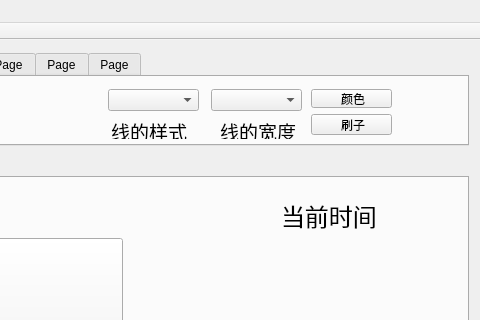
Old version of the form mainwindow.ui in the repository charon-cheung/QSketch; both pictures show x 182 to 662 and y 0 to 320 of the 662 by 585 pixel window.
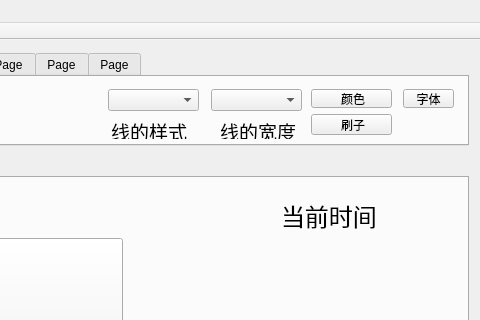
New version of the form. Icons and pictures are not drawn.

```diff
--- a/mainwindow.ui
+++ b/mainwindow.ui
@@ -265,6 +265,19 @@
            <string> 刷子</string>
           </property>
          </widget>
+         <widget class="QToolButton" name="FontPicker">
+          <property name="geometry">
+           <rect>
+            <x>572</x>
+            <y>12</y>
+            <width>51</width>
+            <height>19</height>
+           </rect>
+          </property>
+          <property name="text">
+           <string>字体</string>
+          </property>
+         </widget>
          <zorder>PenStyle</zorder>
          <zorder>style_label</zorder>
          <zorder>PenWidth</zorder>
```
Left out of the diff: 33 changed lines with no effect on the pictures.
